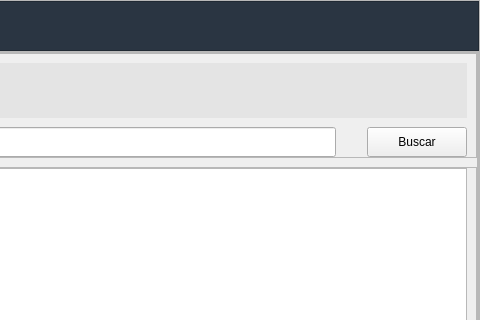
Old version of the form app/design.ui in the repository JoakoGG/BomberosInventario; both pictures show x 609 to 1089 and y 0 to 320 of the 1089 by 920 pixel window.
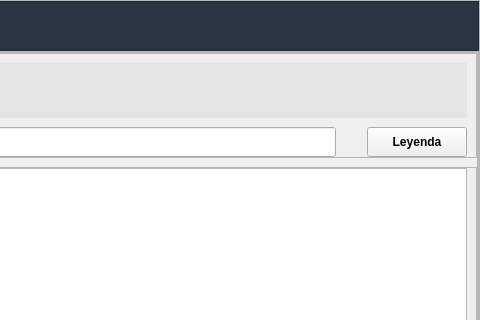
New version of the form. The open tabs and pages were chosen to show the change. Icons and pictures are not drawn.

Patch:
```diff
--- a/app/design.ui
+++ b/app/design.ui
@@ -607,8 +607,52 @@
                              <height>30</height>
                             </size>
                            </property>
+                           <property name="palette">
+                            <palette>
+                             <active>
+                              <colorrole role="ButtonText">
+                               <brush brushstyle="SolidPattern">
+                                <color alpha="255">
+                                 <red>0</red>
+                                 <green>0</green>
+                                 <blue>0</blue>
+                                </color>
+                               </brush>
+                              </colorrole>
+                             </active>
+                             <inactive>
+                              <colorrole role="ButtonText">
+                               <brush brushstyle="SolidPattern">
+                                <color alpha="255">
+                                 <red>0</red>
+                                 <green>0</green>
+                                 <blue>0</blue>
+                                </color>
+                               </brush>
+                              </colorrole>
+                             </inactive>
+                             <disabled>
+                              <colorrole role="ButtonText">
+                               <brush brushstyle="SolidPattern">
+                                <color alpha="255">
+                                 <red>120</red>
+                                 <green>120</green>
+                                 <blue>120</blue>
+                                </color>
+                               </brush>
+                              </colorrole>
+                             </disabled>
+                            </palette>
+                           </property>
+                           <property name="font">
+                            <font>
+                             <pointsize>9</pointsize>
+                             <weight>75</weight>
+                             <bold>true</bold>
+                            </font>
+                           </property>
                            <property name="text">
-                            <string>Buscar</string>
+                            <string>Leyenda</string>
                            </property>
                           </widget>
                          </item>
```
Left out of the diff: 8 changed lines with no effect on the pictures.
